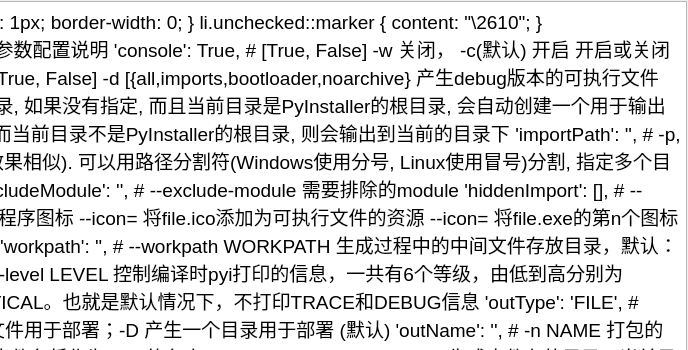
The window that ui/PyinstallerDocDialog.ui (Reinering/PyQt-Creator) describes before a commit, drawn with Qt 5; both pictures show x 429 to 1117 and y 0 to 350 of the 1117 by 719 pixel window.
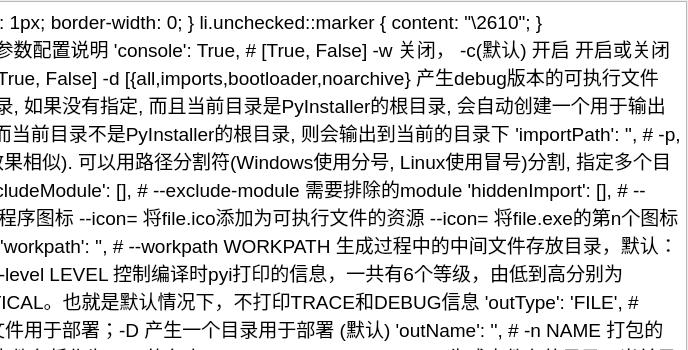
The same window after the commit. Custom widgets are drawn as their Qt base class.

What changed in the file:
```diff
--- a/ui/PyinstallerDocDialog.ui
+++ b/ui/PyinstallerDocDialog.ui
@@ -49,7 +49,7 @@
 &lt;p style=&quot; margin-top:0px; margin-bottom:0px; margin-left:0px; margin-right:0px; -qt-block-indent:0; text-indent:0px; line-height:180%;&quot;&gt;&lt;span style=&quot; font-family:'YaHei'; font-size:16px;&quot;&gt;        &lt;/span&gt;&lt;span style=&quot; font-family:'YaHei'; font-size:16px; font-weight:700;&quot;&gt;'debug': False,&lt;/span&gt;&lt;span style=&quot; font-family:'YaHei'; font-size:16px;&quot;&gt;      &lt;/span&gt;&lt;span style=&quot; font-family:'YaHei'; font-size:16px; color:#808080;&quot;&gt;# [True, False] -d [{all,imports,bootloader,noarchive} 产生debug版本的可执行文件&lt;/span&gt;&lt;/p&gt;
 &lt;p style=&quot; margin-top:0px; margin-bottom:0px; margin-left:0px; margin-right:0px; -qt-block-indent:0; text-indent:0px; line-height:180%;&quot;&gt;&lt;span style=&quot; font-family:'YaHei'; font-size:16px;&quot;&gt;        &lt;/span&gt;&lt;span style=&quot; font-family:'YaHei'; font-size:16px; font-weight:700;&quot;&gt;'specPath': '',&lt;/span&gt;&lt;span style=&quot; font-family:'YaHei'; font-size:16px;&quot;&gt;      &lt;/span&gt;&lt;span style=&quot; font-family:'YaHei'; font-size:16px; color:#808080;&quot;&gt;# --specpath 指定spec文件的生成目录, 如果没有指定, 而且当前目录是PyInstaller的根目录, 会自动创建一个用于输出(spec和生成的可执行文件)的目录. 如果没有指定, 而当前目录不是PyInstaller的根目录, 则会输出到当前的目录下&lt;/span&gt;&lt;/p&gt;
 &lt;p style=&quot; margin-top:0px; margin-bottom:0px; margin-left:0px; margin-right:0px; -qt-block-indent:0; text-indent:0px; line-height:180%;&quot;&gt;&lt;span style=&quot; font-family:'YaHei'; font-size:16px;&quot;&gt;        &lt;/span&gt;&lt;span style=&quot; font-family:'YaHei'; font-size:16px; font-weight:700;&quot;&gt;'importPath': '',&lt;/span&gt;&lt;span style=&quot; font-family:'YaHei'; font-size:16px;&quot;&gt;      &lt;/span&gt;&lt;span style=&quot; font-family:'YaHei'; font-size:16px; color:#808080;&quot;&gt;# -p, --path=DIR 设置导入路径 (和使用PYTHONPATH效果相似). 可以用路径分割符(Windows使用分号, Linux使用冒号)分割, 指定多个目录. 也可以使用多个-p参数来设置多个导入路径&lt;/span&gt;&lt;/p&gt;
-&lt;p style=&quot; margin-top:0px; margin-bottom:0px; margin-left:0px; margin-right:0px; -qt-block-indent:0; text-indent:0px; line-height:180%;&quot;&gt;&lt;span style=&quot; font-family:'YaHei'; font-size:16px;&quot;&gt;        &lt;/span&gt;&lt;span style=&quot; font-family:'YaHei'; font-size:16px; font-weight:700;&quot;&gt;'excludeModule': '',&lt;/span&gt;&lt;span style=&quot; font-family:'YaHei'; font-size:16px;&quot;&gt;      &lt;/span&gt;&lt;span style=&quot; font-family:'YaHei'; font-size:16px; color:#808080;&quot;&gt;# --exclude-module 需要排除的module&lt;/span&gt;&lt;/p&gt;
+&lt;p style=&quot; margin-top:0px; margin-bottom:0px; margin-left:0px; margin-right:0px; -qt-block-indent:0; text-indent:0px; line-height:180%;&quot;&gt;&lt;span style=&quot; font-family:'YaHei'; font-size:16px;&quot;&gt;        &lt;/span&gt;&lt;span style=&quot; font-family:'YaHei'; font-size:16px; font-weight:700;&quot;&gt;'excludeModule': [],&lt;/span&gt;&lt;span style=&quot; font-family:'YaHei'; font-size:16px;&quot;&gt;      &lt;/span&gt;&lt;span style=&quot; font-family:'YaHei'; font-size:16px; color:#808080;&quot;&gt;# --exclude-module 需要排除的module&lt;/span&gt;&lt;/p&gt;
 &lt;p style=&quot; margin-top:0px; margin-bottom:0px; margin-left:0px; margin-right:0px; -qt-block-indent:0; text-indent:0px; line-height:180%;&quot;&gt;&lt;span style=&quot; font-family:'YaHei'; font-size:16px;&quot;&gt;        &lt;/span&gt;&lt;span style=&quot; font-family:'YaHei'; font-size:16px; font-weight:700;&quot;&gt;'hiddenImport': [],&lt;/span&gt;&lt;span style=&quot; font-family:'YaHei'; font-size:16px;&quot;&gt;      &lt;/span&gt;&lt;span style=&quot; font-family:'YaHei'; font-size:16px; color:#808080;&quot;&gt;# --hidden-import 打包额外py库&lt;/span&gt;&lt;/p&gt;
 &lt;p style=&quot; margin-top:0px; margin-bottom:0px; margin-left:0px; margin-right:0px; -qt-block-indent:0; text-indent:0px; line-height:180%;&quot;&gt;&lt;span style=&quot; font-family:'YaHei'; font-size:16px;&quot;&gt;        &lt;/span&gt;&lt;span style=&quot; font-family:'YaHei'; font-size:16px; font-weight:700;&quot;&gt;'iconPath': '',&lt;/span&gt;&lt;span style=&quot; font-family:'YaHei'; font-size:16px;&quot;&gt;      &lt;/span&gt;&lt;span style=&quot; font-family:'YaHei'; font-size:16px; color:#808080;&quot;&gt;# -i 指定程序图标 --icon=&amp;lt;FILE.ICO&amp;gt; 将file.ico添加为可执行文件的资源 --icon=&amp;lt;FILE.EXE,N&amp;gt; 将file.exe的第n个图标添加为可执行文件的资源 (只对Windows系统有效)&lt;/span&gt;&lt;/p&gt;
 &lt;p style=&quot; margin-top:0px; margin-bottom:0px; margin-left:0px; margin-right:0px; -qt-block-indent:0; text-indent:0px; line-height:180%;&quot;&gt;&lt;span style=&quot; font-family:'YaHei'; font-size:16px;&quot;&gt;        &lt;/span&gt;&lt;span style=&quot; font-family:'YaHei'; font-size:16px; font-weight:700;&quot;&gt;'workpath': '',&lt;/span&gt;&lt;span style=&quot; font-family:'YaHei'; font-size:16px;&quot;&gt;      &lt;/span&gt;&lt;span style=&quot; font-family:'YaHei'; font-size:16px; color:#808080;&quot;&gt;# --workpath WORKPATH 生成过程中的中间文件存放目录，默认：当前目录的build文件夹内&lt;/span&gt;&lt;/p&gt;
```
